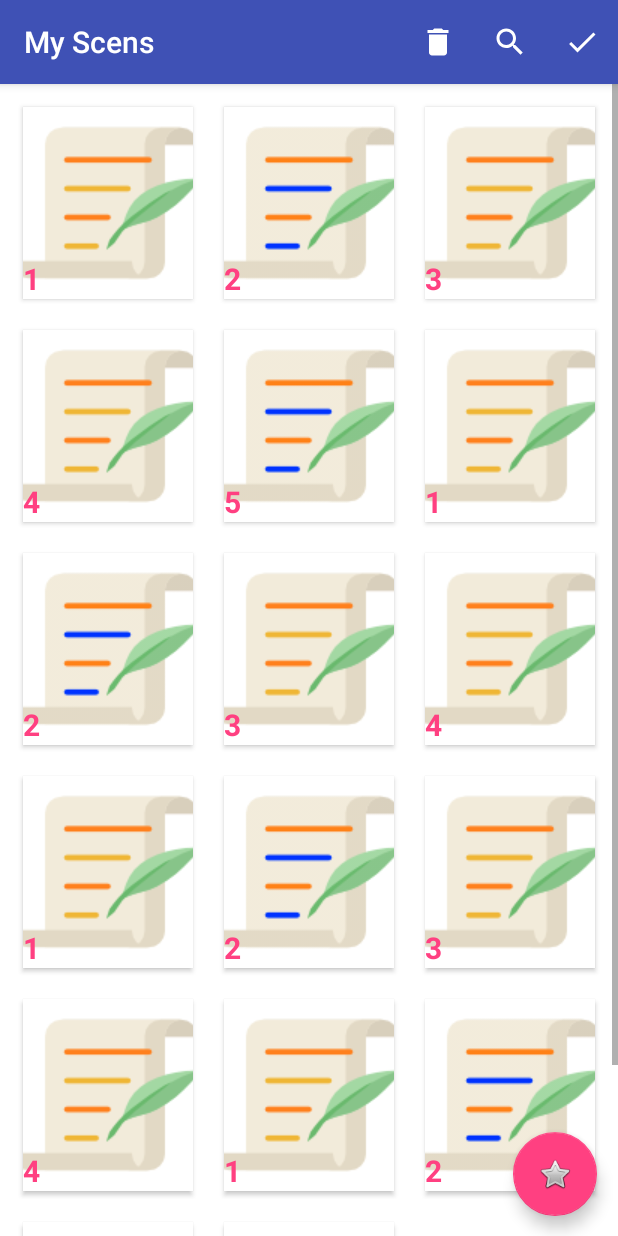
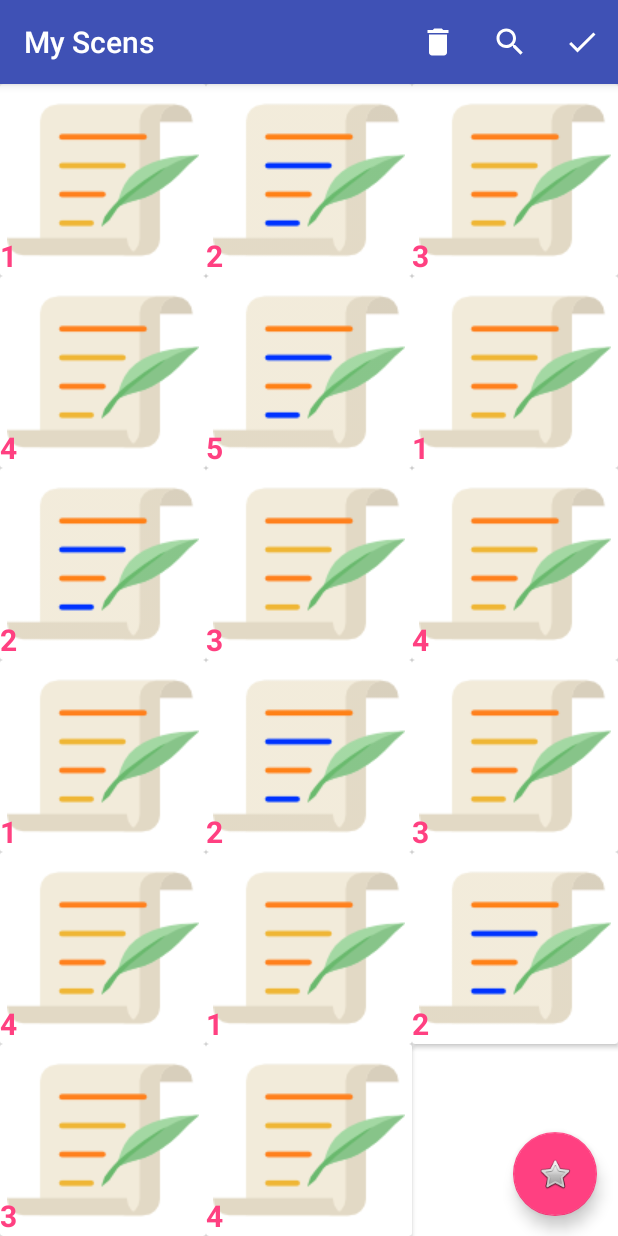
Before and after one commit to AliaaOthman95/Graduation-Project, an Android app: the SceneEngine screen opened directly, with no data from a screen before it, on a phone screen of 412 x 824 dp. Run offline under Robolectric (Android 15) with nearby library versions, the phone set to English and light mode, and no system bars.

Commit message:
scene_engine_card_click

```diff
--- a/app/src/main/java/eg/alexu/eng/mobdev/gradprojdemo/controller/adaptors/SceneAdapter.java
+++ b/app/src/main/java/eg/alexu/eng/mobdev/gradprojdemo/controller/adaptors/SceneAdapter.java
@@ -5,6 +5,7 @@ import android.support.v7.widget.CardView;
 import android.support.v7.widget.RecyclerView;
 import android.util.Log;
 import android.view.LayoutInflater;
+import android.view.MotionEvent;
 import android.view.TextureView;
 import android.view.View;
 import android.view.ViewGroup;
@@ -52,8 +53,8 @@ public class SceneAdapter extends RecyclerView.Adapter<SceneAdapter.MySceneHolde
         holder.setItemClickListener(new ItemClickListener() {
             @Override
             public void onClick(View view, int pos) {
-                Toast.makeText(context,"click"+ scenesList.get(position),Toast.LENGTH_LONG).show();
-                Log.d("bbbbbbbb","click");
+                Toast.makeText(context,"click"+ scenesList.get(position).getname(),Toast.LENGTH_LONG).show();
+                Log.d("bbbbbbbb",scenesList.get(position).getname());
             }
         });
 
--- a/app/src/main/java/eg/alexu/eng/mobdev/gradprojdemo/view/SceneEngine.java
+++ b/app/src/main/java/eg/alexu/eng/mobdev/gradprojdemo/view/SceneEngine.java
@@ -29,7 +29,7 @@ import eg.alexu.eng.mobdev.gradprojdemo.model.Scene;
 public class SceneEngine extends AppCompatActivity {
 
     private RecyclerView recyclerView;
-    private SceneAdapter adapter;
+
     SceneFactory sceneFactory ;
 
     @SuppressLint("WrongViewCast")
@@ -82,64 +82,18 @@ public class SceneEngine extends AppCompatActivity {
     private void setRecyclerView(){
         recyclerView = (RecyclerView)findViewById(R.id.recycler_view);
         recyclerView.setHasFixedSize(true);
+
         // make grid layout
-        RecyclerView.LayoutManager mLayoutManager = new GridLayoutManager(this, 3);
-        mLayoutManager.scrollToPosition(2);
-        recyclerView.setLayoutManager(mLayoutManager);
-        recyclerView.addItemDecoration(new GridSpacingItemDecoration(3, dpToPx(10), true));
+        GridLayoutManager gridLayoutManager = new GridLayoutManager(getApplicationContext(),3);
+        gridLayoutManager.setOrientation(LinearLayoutManager.VERTICAL);
+        gridLayoutManager.scrollToPosition(2);
+
+        // set grid layout to adapter
+        recyclerView.setLayoutManager(gridLayoutManager);
         recyclerView.setItemAnimator(new DefaultItemAnimator());
-        recyclerView.setAdapter(adapter);
 
         // create scences and set them to adapter
-        adapter = new SceneAdapter(sceneFactory.createScenes());
+        SceneAdapter adapter = new SceneAdapter(sceneFactory.createScenes());
         recyclerView.setAdapter(adapter);
     }
-    /**
-     * Converting dp to pixel
-     */
-    private int dpToPx(int dp) {
-        Resources r = getResources();
-        return Math.round(TypedValue.applyDimension(TypedValue.COMPLEX_UNIT_DIP, dp, r.getDisplayMetrics()));
-    }
-
-    /**
-     *to handle position of grid layout in recycleView
-     */
-    public class GridSpacingItemDecoration extends RecyclerView.ItemDecoration {
-
-        private int spanCount;
-        private int spacing;
-        private boolean includeEdge;
-
-        public GridSpacingItemDecoration(int spanCount, int spacing, boolean includeEdge) {
-            this.spanCount = spanCount;
-            this.spacing = spacing;
-            this.includeEdge = includeEdge;
-        }
-
-        @Override
-        public void getItemOffsets(Rect outRect, View view, RecyclerView parent, RecyclerView.State state) {
-            int position = parent.getChildAdapterPosition(view); // item position
-            int column = position % spanCount; // item column
-
-            if (includeEdge) {
-                outRect.left = spacing - column * spacing / spanCount; // spacing - column * ((1f / spanCount) * spacing)
-                outRect.right = (column + 1) * spacing / spanCount; // (column + 1) * ((1f / spanCount) * spacing)
-
-                if (position < spanCount) { // top edge
-                    outRect.top = spacing;
-                }
-                outRect.bottom = spacing; // item bottom
-            } else {
-                outRect.left = column * spacing / spanCount; // column * ((1f / spanCount) * spacing)
-                outRect.right = spacing - (column + 1) * spacing / spanCount; // spacing - (column + 1) * ((1f /    spanCount) * spacing)
-                if (position >= spanCount) {
-                    outRect.top = spacing; // item top
-                }
-            }
-        }
-
-    }
-
-
 }
--- a/app/src/main/res/layout/scene_card.xml
+++ b/app/src/main/res/layout/scene_card.xml
@@ -1,18 +1,20 @@
-<LinearLayout xmlns:android="http://schemas.android.com/apk/res/android"
+<android.support.v7.widget.CardView xmlns:android="http://schemas.android.com/apk/res/android"
     xmlns:card_view="http://schemas.android.com/apk/res-auto"
     xmlns:tools="http://schemas.android.com/tools"
     android:layout_width="match_parent"
     android:layout_height="wrap_content"
+    android:id="@+id/card_view"
+    android:clickable="true"
     xmlns:app="http://schemas.android.com/apk/res-auto">
 
-    <android.support.v7.widget.CardView
+   <!-- <android.support.v7.widget.CardView
         android:id="@+id/card_view"
         android:layout_width="match_parent"
         android:layout_height="match_parent"
         android:layout_gravity="center"
         android:elevation="3dp"
         android:layout_margin="5dp"
-       card_view:cardCornerRadius="0dp">
+       card_view:cardCornerRadius="0dp">-->
 
         <RelativeLayout
             android:layout_width="match_parent"
@@ -40,5 +42,5 @@
 
         </RelativeLayout>
 
-    </android.support.v7.widget.CardView>
-</LinearLayout>
+
+</android.support.v7.widget.CardView>
```
